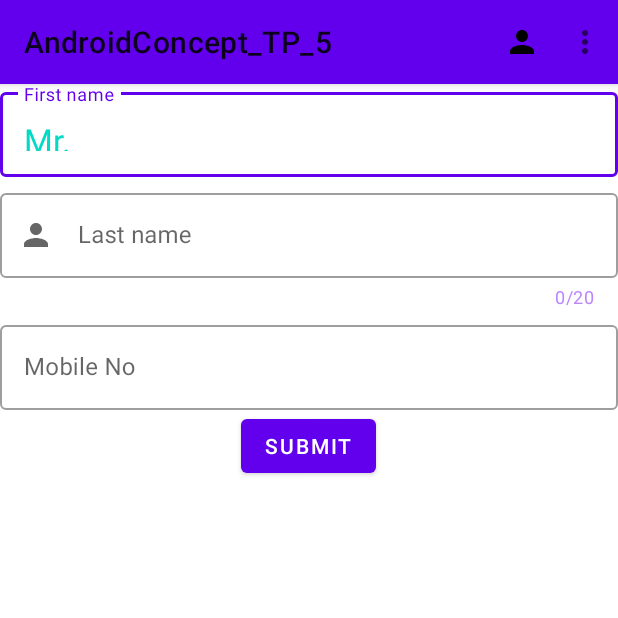
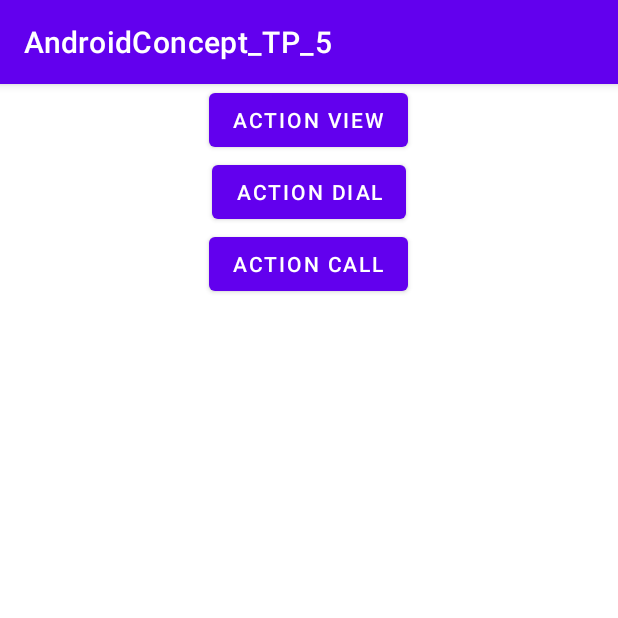
Before and after one commit to siddhantpatel01/AndroidConcept_TP_5a, an Android app: the screen it shows after launch (MaterialUiActivity before the commit, ImplicitIntentActivity after it), on a phone screen of 412 x 824 dp, the top half of it. Run offline under Robolectric (Android 15) with nearby library versions, the phone set to English and light mode, and no system bars.

Commit message:
implicit intent

```diff
--- a/app/src/main/java/com/example/androidconcept_tp_5/FirstActivity.kt
+++ b/app/src/main/java/com/example/androidconcept_tp_5/activity/FirstActivity.kt
@@ -1,6 +1,5 @@
-package com.example.androidconcept_tp_5
+package com.example.androidconcept_tp_5.activity
 
-import android.annotation.SuppressLint
 import android.content.Context
 import android.os.Bundle
 import android.util.Log
@@ -8,8 +7,8 @@ import android.view.View
 import android.view.View.OnClickListener
 import android.widget.*
 import androidx.appcompat.app.AppCompatActivity
+import com.example.androidconcept_tp_5.R
 import com.example.androidconcept_tp_5.databinding.ActivityFirstBinding
-import kotlin.math.log
 
 class FirstActivity: AppCompatActivity(), OnClickListener,
     RadioGroup.OnCheckedChangeListener, CompoundButton.OnCheckedChangeListener {
--- /dev/null
+++ b/app/src/main/java/com/example/androidconcept_tp_5/activity/ImplicitIntentActivity.kt
@@ -0,0 +1,71 @@
+package com.example.androidconcept_tp_5.activity
+
+import android.content.Intent
+import android.content.pm.PackageManager
+import android.content.pm.PackageManager.PERMISSION_GRANTED
+import android.net.Uri
+import androidx.appcompat.app.AppCompatActivity
+import android.os.Bundle
+import android.view.View
+import android.widget.Toast
+import androidx.core.app.ActivityCompat
+import androidx.core.content.ContextCompat
+import com.example.androidconcept_tp_5.R
+import com.example.androidconcept_tp_5.databinding.ActivityImplicitIntentBinding
+
+class ImplicitIntentActivity : AppCompatActivity(), View.OnClickListener {
+    lateinit var binding: ActivityImplicitIntentBinding
+
+    override fun onCreate(savedInstanceState: Bundle?) {
+        super.onCreate(savedInstanceState)
+        binding = ActivityImplicitIntentBinding.inflate(layoutInflater)
+        setContentView(binding.root)
+
+        binding.btnActionView.setOnClickListener(this)
+        binding.btnActionDial.setOnClickListener(this)
+        binding.btnActionCall.setOnClickListener(this)
+    }
+
+    override fun onClick(view: View?) {
+        when(view!!.id){
+            R.id.btn_action_view ->{
+                val intent = Intent(Intent.ACTION_VIEW, Uri.parse("https://developer.android.com/reference/android/content/Intent"))
+                startActivity(intent)
+            }
+
+            R.id.btn_action_dial ->{
+                val intent = Intent(Intent.ACTION_DIAL)
+                intent.data = Uri.parse("tel:111111111")
+                startActivity(intent)
+            }
+
+            R.id.btn_action_call ->{
+
+
+                if (ContextCompat.checkSelfPermission(this, android.Manifest.permission.CALL_PHONE) == PERMISSION_GRANTED){
+                    val intent = Intent(Intent.ACTION_CALL)
+                    intent.data = Uri.parse("tel:1234567890")
+                    startActivity(intent)
+                }else{
+                    ActivityCompat.requestPermissions(this, arrayOf(android.Manifest.permission.CALL_PHONE), 1001)
+                }
+            }
+        }
+    }
+
+    override fun onRequestPermissionsResult(
+        requestCode: Int,
+        permissions: Array<out String>,
+        grantResults: IntArray
+    ) {
+        super.onRequestPermissionsResult(requestCode, permissions, grantResults)
+        if (requestCode == 1001){
+            if(grantResults.isNotEmpty() && permissions[0].equals(PackageManager.PERMISSION_GRANTED)){
+
+            }else{
+                Toast.makeText(this, "Please give permission", Toast.LENGTH_SHORT).show()
+            }
+
+        }
+    }
+}
--- a/app/src/main/java/com/example/androidconcept_tp_5/MaterialUiActivity.kt
+++ b/app/src/main/java/com/example/androidconcept_tp_5/activity/MaterialUiActivity.kt
@@ -1,4 +1,4 @@
-package com.example.androidconcept_tp_5
+package com.example.androidconcept_tp_5.activity
 
 import android.annotation.SuppressLint
 import android.content.Intent
@@ -8,9 +8,10 @@ import android.view.ContextMenu
 import android.view.Menu
 import android.view.MenuItem
 import android.view.View
-import android.widget.PopupMenu
 import android.widget.Toast
 import androidx.appcompat.view.menu.MenuBuilder
+import com.example.androidconcept_tp_5.R
+import com.example.androidconcept_tp_5.model.User
 import com.example.androidconcept_tp_5.databinding.ActivityMaterialUiBinding
 import com.example.androidconcept_tp_5.util.Keys
 import com.google.gson.Gson
--- a/app/src/main/java/com/example/androidconcept_tp_5/SecondActivity.kt
+++ b/app/src/main/java/com/example/androidconcept_tp_5/activity/SecondActivity.kt
@@ -1,11 +1,11 @@
-package com.example.androidconcept_tp_5
+package com.example.androidconcept_tp_5.activity
 
-import android.app.Activity
 import android.content.Intent
 import android.os.Build
 import androidx.appcompat.app.AppCompatActivity
 import android.os.Bundle
 import android.util.Log
+import com.example.androidconcept_tp_5.model.User
 import com.example.androidconcept_tp_5.databinding.ActivitySecondBinding
 import com.example.androidconcept_tp_5.util.Keys
 import com.google.gson.Gson
--- a/app/src/main/java/com/example/androidconcept_tp_5/User.kt
+++ b/app/src/main/java/com/example/androidconcept_tp_5/model/User.kt
@@ -1,4 +1,4 @@
-package com.example.androidconcept_tp_5
+package com.example.androidconcept_tp_5.model
 
 import java.io.Serializable
 
--- /dev/null
+++ b/app/src/main/res/layout/activity_implicit_intent.xml
@@ -0,0 +1,33 @@
+<?xml version="1.0" encoding="utf-8"?>
+<LinearLayout
+    xmlns:android="http://schemas.android.com/apk/res/android"
+    xmlns:app="http://schemas.android.com/apk/res-auto"
+    xmlns:tools="http://schemas.android.com/tools"
+    android:layout_width="match_parent"
+    android:layout_height="match_parent"
+    tools:context=".activity.ImplicitIntentActivity"
+    android:orientation="vertical">
+    <Button
+        android:layout_width="wrap_content"
+        android:layout_height="wrap_content"
+        android:id="@+id/btn_action_view"
+        android:text="ACTION VIEW"
+        android:layout_gravity="center"
+        />
+    <Button
+        android:layout_width="wrap_content"
+        android:layout_height="wrap_content"
+        android:id="@+id/btn_action_dial"
+        android:text="ACTION DIAL"
+        android:layout_gravity="center"
+        />
+
+    <Button
+        android:layout_width="wrap_content"
+        android:layout_height="wrap_content"
+        android:id="@+id/btn_action_call"
+        android:text="ACTION CALL"
+        android:layout_gravity="center"
+        />
+
+</LinearLayout>
--- a/app/src/main/res/layout/activity_material_ui.xml
+++ b/app/src/main/res/layout/activity_material_ui.xml
@@ -4,7 +4,7 @@
     android:layout_width="match_parent"
     android:layout_height="match_parent"
     xmlns:app="http://schemas.android.com/apk/res-auto"
-    tools:context=".MaterialUiActivity"
+    tools:context=".activity.MaterialUiActivity"
     android:orientation="vertical">
     <com.google.android.material.appbar.AppBarLayout
         android:layout_width="match_parent"
--- a/app/src/main/res/layout/activity_second.xml
+++ b/app/src/main/res/layout/activity_second.xml
@@ -5,7 +5,7 @@
     xmlns:tools="http://schemas.android.com/tools"
     android:layout_width="match_parent"
     android:layout_height="match_parent"
-    tools:context=".SecondActivity"
+    tools:context=".activity.SecondActivity"
     >
 
 
--- a/app/src/main/res/values/themes.xml
+++ b/app/src/main/res/values/themes.xml
@@ -1,6 +1,6 @@
 <resources xmlns:tools="http://schemas.android.com/tools">
     <!-- Base application theme. -->
-    <style name="Theme.AndroidConcept_TP_5" parent="Theme.MaterialComponents.DayNight.NoActionBar">
+    <style name="Theme.AndroidConcept_TP_5" parent="Theme.MaterialComponents.DayNight.DarkActionBar">
         <!-- Primary brand color. -->
         <item name="colorPrimary">@color/purple_500</item>
         <item name="colorPrimaryVariant">@color/purple_700</item>
```
Also changed, not shown: app/src/main/AndroidManifest.xml (+18 -8 lines).
